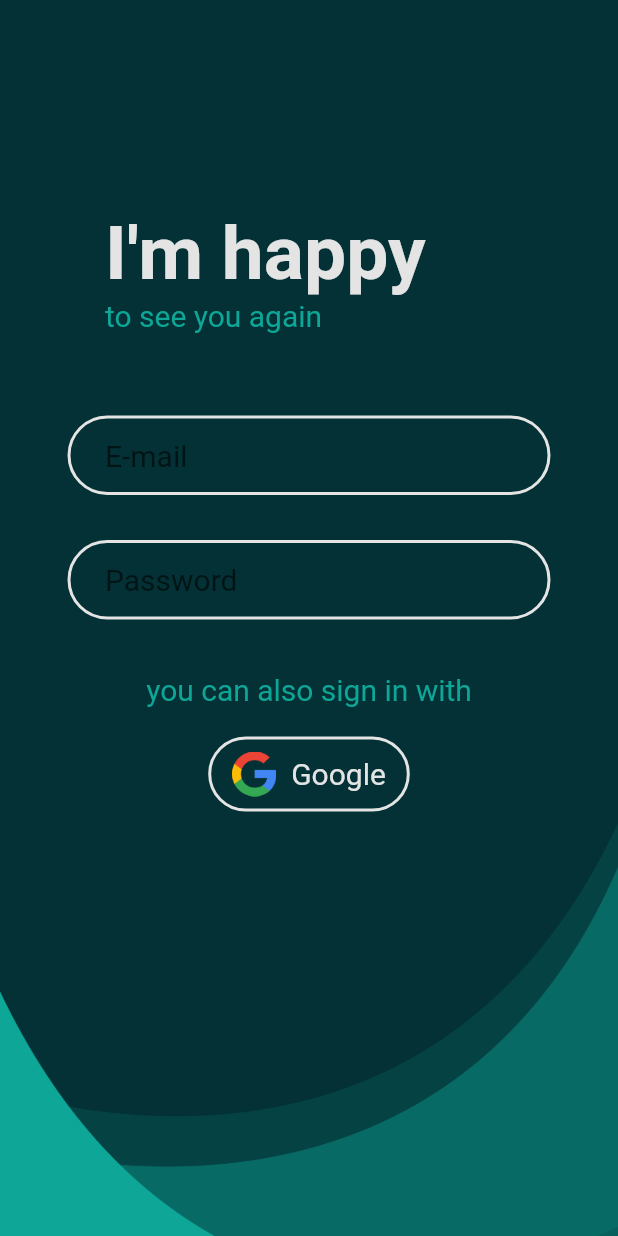
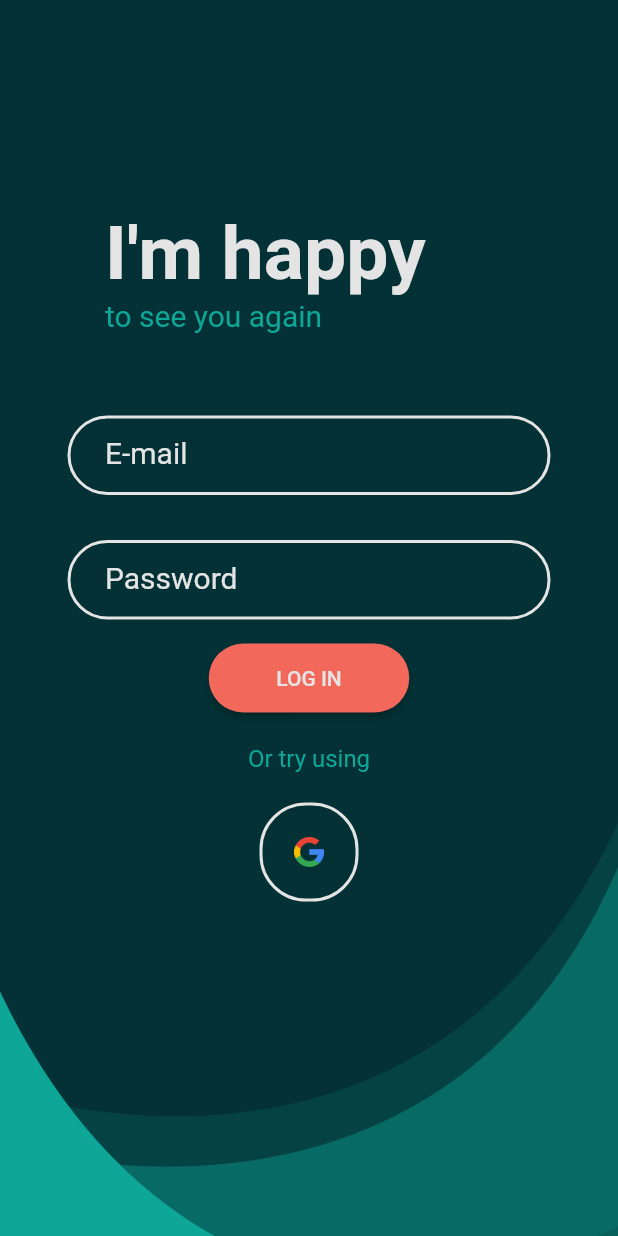
Before and after one commit to MartynasGudaitis/PhrazerNew, a Flutter app: the LoginPage screen opened directly, on a phone screen of 412 x 824 dp. Run offline on Flutter 3.47's test engine with Material 2 defaults, Android fonts, the phone set to English and light mode, and no system bars; our stand-ins replace cloud_firestore, firebase_auth, google_sign_in, toast; accounts and stored records are empty; Roboto replaces fonts that are missing (Arial).

```diff
--- /dev/null
+++ b/lib/components/login_form.dart
@@ -0,0 +1,70 @@
+import 'package:flutter/material.dart';
+import 'package:phrazer_new/styles/colors.dart';
+
+import 'not_selected_dialog.dart';
+
+Widget logInForm(BuildContext context, GlobalKey<FormState> _formKey) {
+  return Form(
+    key: _formKey,
+    child: Column(children: <Widget>[
+      Container(
+        padding: EdgeInsets.fromLTRB(45.0, 50.0, 45.0, 15.0),
+        child: TextFormField(
+          style: TextStyle(color: LightGray),
+          keyboardType: TextInputType.emailAddress,
+          decoration: InputDecoration(labelText: 'E-mail'),
+          validator: (String value) {
+            if (value.isEmpty) {
+              return 'Email is Required';
+            }
+            if (!RegExp(
+                    r"[a-z0-9!#$%&'*+/=?^_`{|}~-]+(?:\.[a-z0-9!#$%&'*+/=?^_`{|}~-]+)*@(?:[a-z0-9](?:[a-z0-9-]*[a-z0-9])?\.)+[a-z0-9](?:[a-z0-9-]*[a-z0-9])?")
+                .hasMatch(value)) {
+              return 'Please enter a valid email Address';
+            }
+            return null;
+          },
+        ),
+      ),
+      Container(
+        padding: EdgeInsets.fromLTRB(45.0, 15.0, 45.0, 15.0),
+        child: TextFormField(
+          style: TextStyle(color: LightGray),
+          keyboardType: TextInputType.visiblePassword,
+          decoration: InputDecoration(labelText: 'Password'),
+          validator: (String value) {
+            if (value.isEmpty) {
+              return 'Password is Required';
+            }
+            return null;
+          },
+        ),
+      ),
+      Container(
+        child: RaisedButton(
+          textColor: LightGray,
+          color: Orange,
+          shape: RoundedRectangleBorder(
+            borderRadius: BorderRadius.circular(30.0),
+          ),
+          padding:
+              EdgeInsets.only(left: 45.0, right: 45.0, top: 15.0, bottom: 15.0),
+          child: Text(
+            'Log In'.toUpperCase(),
+            style: TextStyle(
+              fontSize: 14.0,
+            ),
+          ),
+          onPressed: () {
+            if (!_formKey.currentState.validate()) {
+              return;
+            }
+
+            notSelectedDialog(
+                context, 'Sorry, but this feature is not working yet');
+          },
+        ),
+      )
+    ]),
+  );
+}
--- a/lib/screens/login_page.dart
+++ b/lib/screens/login_page.dart
@@ -1,4 +1,6 @@
 import 'package:flutter/material.dart';
+import 'package:phrazer_new/components/login_form.dart';
+import 'package:phrazer_new/components/not_selected_dialog.dart';
 import '../styles/colors.dart';
 import '../sign_in.dart';
 import 'home_page.dart';
@@ -9,6 +11,7 @@ class LoginPage extends StatefulWidget {
 }
 
 class _LoginPageState extends State<LoginPage> {
+  final GlobalKey<FormState> _formKey = GlobalKey<FormState>();
   @override
   Widget build(BuildContext context) {
     return Scaffold(
@@ -40,68 +43,43 @@ class _LoginPageState extends State<LoginPage> {
                   ],
                 ),
               ),
-              Container(
-                padding: EdgeInsets.fromLTRB(45.0, 50.0, 45.0, 15.0),
-                child: TextField(
-                  decoration: InputDecoration(
-                    hintText: 'E-mail',
-                  ),
-                ),
-              ),
-              Container(
-                padding: EdgeInsets.fromLTRB(45.0, 15.0, 45.0, 15.0),
-                child: TextField(
-                  decoration: InputDecoration(
-                    hintText: 'Password',
-                  ),
-                ),
-              ),
+              logInForm(context, _formKey),
               Container(
                 padding: EdgeInsets.only(top: 20.0),
-                child: Text('you can also sign in with',
+                child: Text('Or try using',
                     textDirection: TextDirection.ltr,
                     style: Theme.of(context)
                         .textTheme
-                        .subhead
+                        .body1
                         .merge(TextStyle(color: Green))),
               ),
               Container(
                 padding: EdgeInsets.only(top: 20.0),
                 child: _signInButton(),
               ),
-              /*
-              Container(
-                padding: EdgeInsets.only(top: 50.0, bottom: 20),
-                child: RaisedButton(
-                  textColor: LightGray,
-                  color: Orange,
-                  shape: RoundedRectangleBorder(
-                    borderRadius: BorderRadius.circular(30.0),
-                  ),
-                  padding: EdgeInsets.only(
-                      left: 45.0, right: 45.0, top: 15.0, bottom: 15.0),
-                  child: Text(
-                    'Log In'.toUpperCase(),
-                    style: TextStyle(
-                      fontSize: 14.0,
-                    ),
-                  ),
-                  onPressed: () {
-                    Navigator.push(context,
-                        MaterialPageRoute(builder: (context) => Home()));
-                  },
-                ),
-              ),
-              */
             ],
           )),
     );
   }
 
   Widget _signInButton() {
-    return OutlineButton(
-      highlightedBorderColor: Colors.white,
-      onPressed: () {
+    return GestureDetector(
+      child: Container(
+        padding: EdgeInsets.all(21),
+        decoration: BoxDecoration(
+          borderRadius: BorderRadius.circular(31),
+          border: Border.all(
+            color: LightGray,
+            width: 2,
+          ),
+        ),
+        child: Image(
+          image: AssetImage("assets/images/google_logo.png"),
+          height: 20.0,
+          width: 20.0,
+        ),
+      ),
+      onTap: () {
         signInWithGoogle().whenComplete(() {
           Navigator.of(context).push(
             MaterialPageRoute(
@@ -112,31 +90,6 @@ class _LoginPageState extends State<LoginPage> {
           );
         });
       },
-      shape: RoundedRectangleBorder(borderRadius: BorderRadius.circular(40)),
-      highlightElevation: 0,
-      borderSide: BorderSide(color: LightGray, width: 2.0),
-      child: Padding(
-        padding: const EdgeInsets.fromLTRB(0, 10, 0, 10),
-        child: Row(
-          mainAxisSize: MainAxisSize.min,
-          mainAxisAlignment: MainAxisAlignment.center,
-          children: <Widget>[
-            Image(
-                image: AssetImage("assets/images/google_logo.png"),
-                height: 30.0),
-            Padding(
-              padding: const EdgeInsets.only(left: 10),
-              child: Text(
-                'Google',
-                style: Theme.of(context)
-                    .textTheme
-                    .subhead
-                    .merge(TextStyle(color: LightGray)),
-              ),
-            )
-          ],
-        ),
-      ),
     );
   }
 }
--- a/lib/styles/input_fields.dart
+++ b/lib/styles/input_fields.dart
@@ -3,6 +3,7 @@ import 'package:phrazer_new/styles/colors.dart';
 
 const InputDecorationThemeStyle = InputDecorationTheme(
   labelStyle: TextStyle(color: LightGray),
+  hintStyle: TextStyle(color: LightGray),
   helperStyle: TextStyle(color: LightGray),
   errorStyle: TextStyle(color: Orange),
   contentPadding: EdgeInsets.fromLTRB(25.0, 15.0, 25.0, 15.0),
```
Also changed, not shown: lib/screens/home_page.dart (+10 -1 lines), lib/screens/phrases_page.dart (+10 -1 lines), lib/screens/search_page.dart (added, +71 -0 lines).
